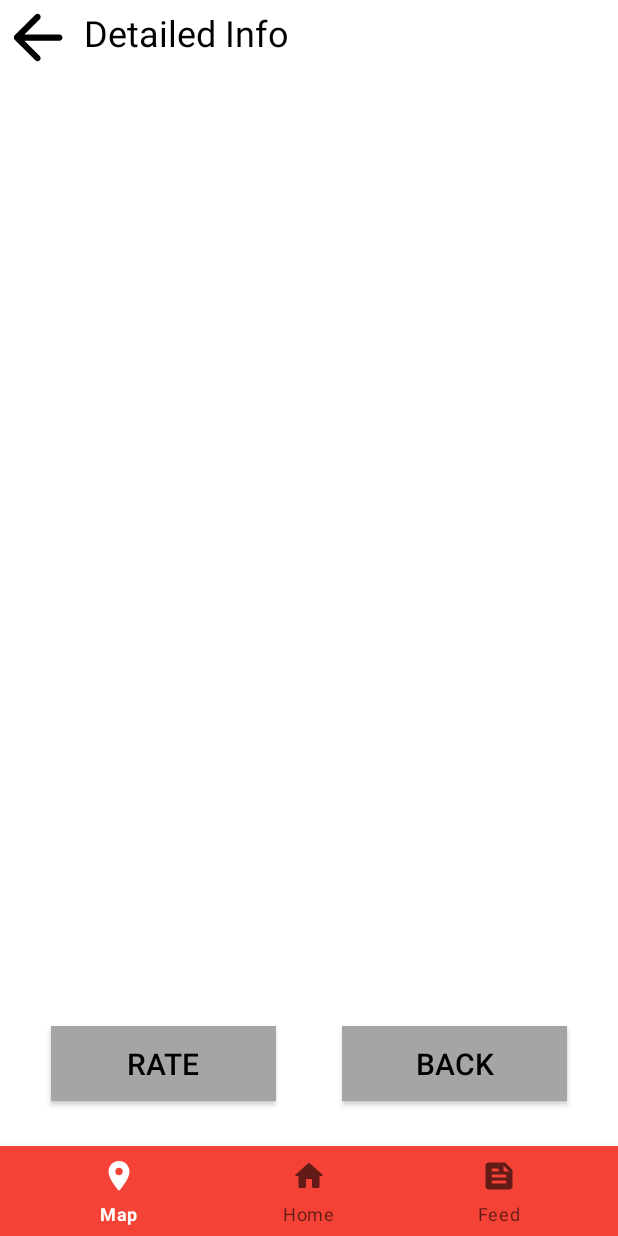
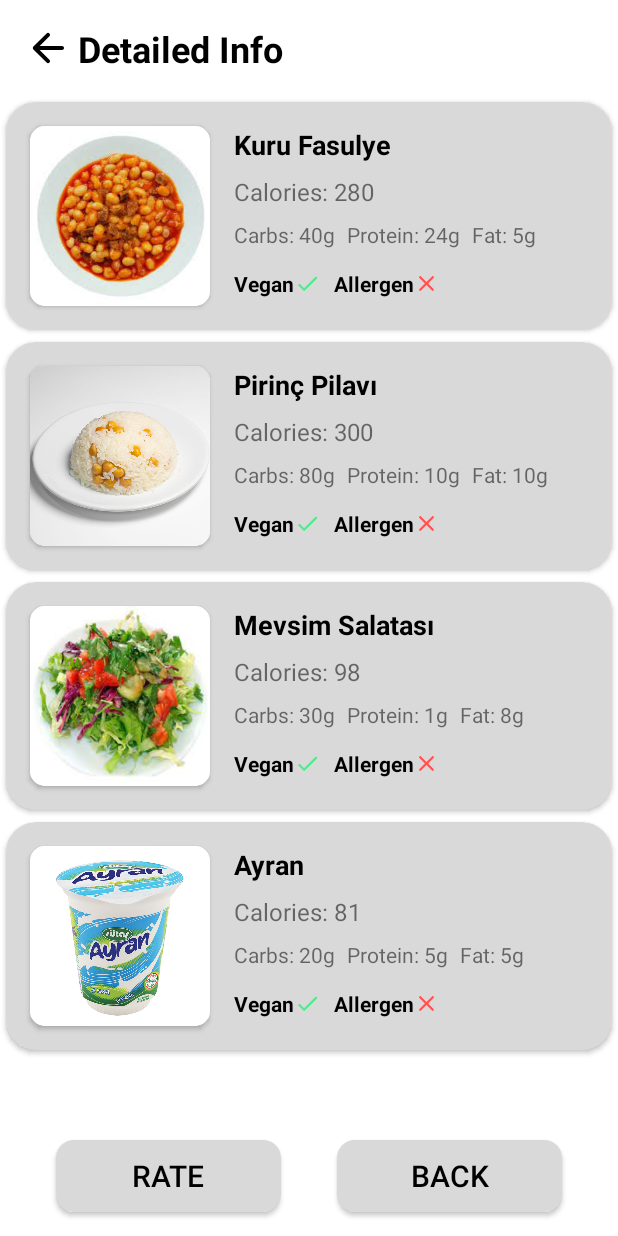
Before and after one commit to yuciferr/AkdenizYemekhaneApp, an Android app: the DetailFragment screen opened through its navigation route, on a phone screen of 412 x 824 dp. Run offline under Robolectric (Android 15) with nearby library versions, the phone set to English and light mode, and no system bars; our stand-ins replace navigation-ui.

Commit message:
detail fragment was set up

```diff
--- a/app/src/main/java/com/example/akdenizyemekhaneapp/MainActivity.kt
+++ b/app/src/main/java/com/example/akdenizyemekhaneapp/MainActivity.kt
@@ -28,9 +28,9 @@ class MainActivity : AppCompatActivity() {
         //disable night mode
         AppCompatDelegate.setDefaultNightMode(AppCompatDelegate.MODE_NIGHT_NO)
 
-        //hide bottom navigation bar
+        //hide bottom navigation bar for login and detail fragments
         navController.addOnDestinationChangedListener{ _, destination, _ ->
-            if(destination.id == R.id.loginFragment) {
+            if(destination.id == R.id.loginFragment || destination.id == R.id.detailFragment) {
 
                 bottomNavigationView.visibility = View.GONE
             } else {
--- a/app/src/main/java/com/example/akdenizyemekhaneapp/ui/detail/DetailFragment.kt
+++ b/app/src/main/java/com/example/akdenizyemekhaneapp/ui/detail/DetailFragment.kt
@@ -5,8 +5,82 @@ import androidx.fragment.app.Fragment
 import android.view.LayoutInflater
 import android.view.View
 import android.view.ViewGroup
+import androidx.recyclerview.widget.LinearLayoutManager
 import com.example.akdenizyemekhaneapp.R
+import com.example.akdenizyemekhaneapp.databinding.FragmentDetailBinding
 
-class DetailFragment : Fragment(R.layout.fragment_detail) {
+class DetailFragment : Fragment() {
 
+    private lateinit var binding: FragmentDetailBinding
+    private lateinit var adapter: DetailRecyclerAdapter
+    private lateinit var items: List<DetailItem>
+
+
+    override fun onCreateView(
+        inflater: LayoutInflater, container: ViewGroup?,
+        savedInstanceState: Bundle?
+    ): View {
+        binding = FragmentDetailBinding.inflate(inflater, container, false)
+        return binding.root
+    }
+
+    override fun onViewCreated(view: View, savedInstanceState: Bundle?) {
+        super.onViewCreated(view, savedInstanceState)
+
+        binding.detailRecyclerView.setHasFixedSize(true)
+
+        items = listOf(
+            DetailItem("Kuru Fasulye",
+                R.drawable.kurufasulye,
+                "Carbs: 40g",
+                "Protein: 24g",
+                "Fat: 5g",
+                "Calories: 280",
+                R.drawable.ic_round_check_24,
+                R.drawable.ic_red_round_close_24),
+
+            DetailItem("Pirinç Pilavı",
+                R.drawable.pilav,
+                "Carbs: 80g",
+                "Protein: 10g",
+                "Fat: 10g",
+                "Calories: 300",
+                R.drawable.ic_round_check_24,
+                R.drawable.ic_red_round_close_24),
+
+            DetailItem("Mevsim Salatası",
+                R.drawable.salata,
+                "Carbs: 30g",
+                "Protein: 1g",
+                "Fat: 8g",
+                "Calories: 98",
+                R.drawable.ic_round_check_24,
+                R.drawable.ic_red_round_close_24),
+
+            DetailItem("Ayran",
+                R.drawable.ayran,
+                "Carbs: 20g",
+                "Protein: 5g",
+                "Fat: 5g",
+                "Calories: 81",
+                R.drawable.ic_round_check_24,
+                R.drawable.ic_red_round_close_24)
+        )
+
+        adapter = DetailRecyclerAdapter(items)
+        binding.detailRecyclerView.adapter = adapter
+        binding.detailRecyclerView.layoutManager = LinearLayoutManager(requireContext())
+
+        binding.backButton.setOnClickListener {
+            requireActivity().onBackPressed()
+        }
+        binding.leftIcon.setOnClickListener {
+            requireActivity().onBackPressed()
+        }
+
+        binding.rateButton.setOnClickListener {
+            //TODO: Rate button
+        }
+
+    }
 }
--- /dev/null
+++ b/app/src/main/java/com/example/akdenizyemekhaneapp/ui/detail/DetailItem.kt
@@ -0,0 +1,12 @@
+package com.example.akdenizyemekhaneapp.ui.detail
+
+data class DetailItem(
+    val detailTitle: String,
+    val detailImg: Int,
+    val carbs: String,
+    val protein: String,
+    val fat: String,
+    val calorie: String,
+    val vegan: Int,
+    val allergen: Int,
+)
--- a/app/src/main/java/com/example/akdenizyemekhaneapp/ui/detail/DetailRecyclerAdapter.kt
+++ b/app/src/main/java/com/example/akdenizyemekhaneapp/ui/detail/DetailRecyclerAdapter.kt
@@ -1,4 +1,34 @@
 package com.example.akdenizyemekhaneapp.ui.detail
 
-class DetailRecyclerAdapter {
+import android.view.LayoutInflater
+import android.view.ViewGroup
+import androidx.recyclerview.widget.RecyclerView
+import com.example.akdenizyemekhaneapp.databinding.RvDetailItemBinding
+
+class DetailRecyclerAdapter(private val items: List<DetailItem>): RecyclerView.Adapter<DetailRecyclerAdapter.ViewHolder>() {
+    inner class ViewHolder(internal val binding: RvDetailItemBinding): RecyclerView.ViewHolder(binding.root) {
+
+    }
+
+    override fun onCreateViewHolder(parent: ViewGroup, viewType: Int): ViewHolder {
+        return ViewHolder(RvDetailItemBinding.inflate(LayoutInflater.from(parent.context), parent, false))
+    }
+
+    override fun onBindViewHolder(holder: ViewHolder, position: Int) {
+        holder.binding.apply {
+            detailTitle.text = items[position].detailTitle
+            detailImg.setImageResource(items[position].detailImg)
+            carbs.text = items[position].carbs
+            proteins.text = items[position].protein
+            fats.text = items[position].fat
+            calorie.text = items[position].calorie
+            veganCheck.setImageResource(items[position].vegan)
+            allergenCheck.setImageResource(items[position].allergen)
+        }
+    }
+
+    override fun getItemCount(): Int {
+        return items.size
+    }
+
 }
--- a/app/src/main/res/layout/fragment_detail.xml
+++ b/app/src/main/res/layout/fragment_detail.xml
@@ -10,73 +10,66 @@
 
     <androidx.recyclerview.widget.RecyclerView
         android:id="@+id/detailRecyclerView"
-        android:layout_width="321dp"
-        android:layout_height="363dp"
-        android:layout_marginBottom="178dp"
-        app:layout_constraintBottom_toBottomOf="parent"
+        android:layout_width="0dp"
+        android:layout_height="0dp"
+        android:layout_marginTop="16dp"
+        android:layout_marginBottom="16dp"
+        app:layout_constraintBottom_toTopOf="@+id/rateButton"
         app:layout_constraintEnd_toEndOf="parent"
         app:layout_constraintHorizontal_bias="0.222"
         app:layout_constraintStart_toStartOf="parent"
-        app:layout_constraintTop_toBottomOf="@+id/leftIcon"
-        app:layout_constraintVertical_bias="1.0" />
+        app:layout_constraintTop_toBottomOf="@+id/detailedInfo" />
 
     <TextView
         android:id="@+id/detailedInfo"
         android:layout_width="wrap_content"
-        android:layout_height="wrap_content"
-        android:layout_marginStart="56dp"
-        android:layout_marginTop="5dp"
+        android:layout_height="32dp"
+        android:layout_marginStart="4dp"
         android:text="Detailed Info"
         android:textColor="#000000"
         android:textSize="24sp"
-        app:layout_constraintStart_toStartOf="parent"
-        app:layout_constraintTop_toTopOf="parent" />
+        android:textStyle="bold"
+        app:layout_constraintBottom_toBottomOf="@+id/leftIcon"
+        app:layout_constraintStart_toEndOf="@+id/leftIcon"
+        app:layout_constraintTop_toTopOf="@+id/leftIcon" />
 
     <ImageView
         android:id="@+id/leftIcon"
-        android:layout_width="50dp"
-        android:layout_height="50dp"
-        android:layout_marginBottom="75dp"
+        android:layout_width="32dp"
+        android:layout_height="32dp"
+        android:layout_marginStart="16dp"
+        android:layout_marginTop="16dp"
         android:src="@drawable/ic_round_arrow_back_24"
-        app:layout_constraintBottom_toTopOf="@+id/mercimek"
         app:layout_constraintStart_toStartOf="parent"
         app:layout_constraintTop_toTopOf="parent" />
 
     <androidx.appcompat.widget.AppCompatButton
         android:id="@+id/rateButton"
         android:layout_width="150dp"
-        android:layout_height="50dp"
-        android:layout_marginStart="15dp"
-        android:layout_marginEnd="15dp"
-        android:layout_marginBottom="30dp"
-        android:background="#A5A5A5"
-        android:backgroundTint="#A5A5A5"
+        android:layout_height="wrap_content"
+        android:layout_marginBottom="16dp"
+        android:background="@drawable/default_btn"
         android:text="Rate"
         android:textColor="#000000"
         android:textSize="20sp"
-        app:iconTint="#BAA9A9"
         app:layout_constraintBottom_toBottomOf="parent"
         app:layout_constraintEnd_toStartOf="@+id/backButton"
-        app:layout_constraintHorizontal_bias="0.16"
-        app:layout_constraintStart_toStartOf="parent"
-        app:rippleColor="#8A7E7E" />
+        app:layout_constraintHorizontal_bias="0.5"
+        app:layout_constraintStart_toStartOf="parent" />
 
     <androidx.appcompat.widget.AppCompatButton
         android:id="@+id/backButton"
         android:layout_width="150dp"
-        android:layout_height="50dp"
-        android:layout_marginStart="10dp"
-        android:layout_marginEnd="15dp"
-        android:layout_marginBottom="30dp"
-        android:background="#A5A5A5"
-        android:backgroundTint="#A5A5A5"
+        android:layout_height="wrap_content"
+        android:background="@drawable/default_btn"
         android:text="Back"
         android:textColor="#000000"
         android:textSize="20sp"
-        app:layout_constraintBottom_toBottomOf="parent"
+        app:layout_constraintBottom_toBottomOf="@+id/rateButton"
         app:layout_constraintEnd_toEndOf="parent"
-        app:layout_constraintStart_toEndOf="@+id/rateButton" />
-
+        app:layout_constraintHorizontal_bias="0.5"
+        app:layout_constraintStart_toEndOf="@+id/rateButton"
+        app:layout_constraintTop_toTopOf="@+id/rateButton" />
 
 
 </androidx.constraintlayout.widget.ConstraintLayout>
--- a/app/src/main/res/layout/rv_detail_item.xml
+++ b/app/src/main/res/layout/rv_detail_item.xml
@@ -4,10 +4,8 @@
     xmlns:tools="http://schemas.android.com/tools"
     android:layout_width="match_parent"
     android:layout_height="wrap_content"
-    android:layout_marginLeft="30dp"
-    android:layout_marginRight="30dp"
-    android:background="#CACACA"
-    android:backgroundTint="#CACACA"
+    android:layout_margin="4dp"
+    android:backgroundTint="@color/grey"
     app:cardCornerRadius="20dp"
     app:layout_constraintCircleRadius="10dp">
 
@@ -16,134 +14,125 @@
         android:layout_height="match_parent">
 
         <TextView
-            android:id="@+id/mercimekTextView"
+            android:id="@+id/detailTitle"
             android:layout_width="wrap_content"
             android:layout_height="wrap_content"
-            android:layout_marginStart="20dp"
-            android:layout_marginTop="10dp"
+            android:layout_marginStart="16dp"
             android:text="Mercimek Çorbası"
             android:textColor="#000000"
             android:textSize="18sp"
             android:textStyle="bold"
-            app:layout_constraintStart_toEndOf="@+id/mercimek"
-            app:layout_constraintTop_toTopOf="parent" />
+            app:layout_constraintStart_toEndOf="@+id/cardView5"
+            app:layout_constraintTop_toTopOf="@+id/cardView5" />
 
         <ImageView
-            android:id="@+id/correct"
-            android:layout_width="20dp"
-            android:layout_height="20dp"
-            android:layout_marginStart="87dp"
-            android:layout_marginTop="12dp"
-            android:layout_marginBottom="20dp"
+            android:id="@+id/veganCheck"
+            android:layout_width="18dp"
+            android:layout_height="18dp"
             android:src="@drawable/ic_round_check_24"
-            app:layout_constraintBottom_toBottomOf="parent"
-            app:layout_constraintEnd_toEndOf="parent"
-            app:layout_constraintStart_toStartOf="parent"
-            app:layout_constraintTop_toBottomOf="@+id/fats"
-            app:layout_constraintVertical_bias="0.875" />
+            app:layout_constraintBottom_toBottomOf="@+id/vegan"
+            app:layout_constraintStart_toEndOf="@+id/vegan"
+            app:layout_constraintTop_toTopOf="@+id/vegan" />
 
         <TextView
             android:id="@+id/proteins"
             android:layout_width="wrap_content"
             android:layout_height="wrap_content"
-            android:layout_marginStart="20dp"
-            android:layout_marginTop="5dp"
+            android:layout_marginStart="8dp"
             android:text="Proteins: 14gr"
-            android:textSize="10sp"
-            app:layout_constraintStart_toEndOf="@+id/mercimek"
-            app:layout_constraintTop_toBottomOf="@+id/carbs" />
+            android:textSize="14sp"
+            app:layout_constraintBottom_toBottomOf="@+id/carbs"
+            app:layout_constraintStart_toEndOf="@+id/carbs"
+            app:layout_constraintTop_toTopOf="@+id/carbs" />
 
         <TextView
             android:id="@+id/vegan"
-            android:layout_width="50dp"
-            android:layout_height="20dp"
-            android:layout_marginStart="17dp"
-            android:layout_marginTop="17dp"
-            android:layout_marginBottom="20dp"
-            android:gravity="center"
+            android:layout_width="wrap_content"
+            android:layout_height="wrap_content"
+            android:layout_marginTop="8dp"
+            android:gravity="left"
             android:text="Vegan"
             android:textColor="#000000"
-            android:textSize="12sp"
+            android:textSize="14sp"
             android:textStyle="bold"
-            app:layout_constraintBottom_toBottomOf="parent"
-            app:layout_constraintEnd_toEndOf="parent"
-            app:layout_constraintStart_toStartOf="parent"
-            app:layout_constraintTop_toBottomOf="@+id/fats"
-            app:layout_constraintVertical_bias="0.45" />
+            app:layout_constraintBottom_toBottomOf="@+id/cardView5"
+            app:layout_constraintStart_toStartOf="@+id/carbs"
+            app:layout_constraintTop_toBottomOf="@+id/carbs" />
 
         <TextView
             android:id="@+id/carbs"
             android:layout_width="wrap_content"
             android:layout_height="wrap_content"
-            android:layout_marginStart="20dp"
-            android:layout_marginTop="5dp"
+            android:layout_marginTop="8dp"
             android:text="Carbs: 48gr"
-            android:textSize="10sp"
-            app:layout_constraintStart_toEndOf="@+id/mercimek"
+            android:textSize="14sp"
+            app:layout_constraintStart_toStartOf="@+id/calorie"
             app:layout_constraintTop_toBottomOf="@+id/calorie" />
 
         <TextView
             android:id="@+id/fats"
             android:layout_width="wrap_content"
             android:layout_height="wrap_content"
-            android:layout_marginStart="20dp"
-            android:layout_marginTop="5dp"
+            android:layout_marginStart="8dp"
             android:text="Fats: 11gr"
-            android:textSize="10sp"
-            app:layout_constraintStart_toEndOf="@+id/mercimek"
-            app:layout_constraintTop_toBottomOf="@+id/proteins" />
+            android:textSize="14sp"
+            app:layout_constraintBottom_toBottomOf="@+id/proteins"
+            app:layout_constraintStart_toEndOf="@+id/proteins"
+            app:layout_constraintTop_toTopOf="@+id/proteins" />
 
         <TextView
             android:id="@+id/calorie"
             android:layout_width="wrap_content"
             android:layout_height="wrap_content"
-            android:layout_marginStart="20dp"
             android:layout_marginTop="8dp"
             android:text="Calorie: 285kcal"
-            android:textSize="15sp"
-            app:layout_constraintStart_toEndOf="@+id/mercimek"
-            app:layout_constraintTop_toBottomOf="@+id/mercimekTextView" />
+            android:textSize="16sp"
+            app:layout_constraintStart_toStartOf="@+id/detailTitle"
+            app:layout_constraintTop_toBottomOf="@+id/detailTitle" />
 
         <TextView
             android:id="@+id/allergen"
-            android:layout_width="50dp"
-            android:layout_height="20dp"
-            android:layout_marginStart="5dp"
-            android:layout_marginTop="12dp"
-            android:layout_marginBottom="20dp"
+            android:layout_width="wrap_content"
+            android:layout_height="wrap_content"
+            android:layout_marginStart="8dp"
             android:gravity="center"
             android:text="Allergen"
             android:textColor="#000000"
-            android:textSize="12dp"
+            android:textSize="14sp"
             android:textStyle="bold"
-            app:layout_constraintBottom_toBottomOf="parent"
-            app:layout_constraintStart_toEndOf="@+id/correct"
-            app:layout_constraintTop_toBottomOf="@+id/fats"
-            app:layout_constraintVertical_bias="0.875" />
+            app:layout_constraintBottom_toBottomOf="@+id/veganCheck"
+            app:layout_constraintStart_toEndOf="@+id/veganCheck"
+            app:layout_constraintTop_toTopOf="@+id/veganCheck" />
 
         <ImageView
-            android:id="@+id/notCorrect"
-            android:layout_width="20dp"
-            android:layout_height="20dp"
-            android:layout_marginTop="20dp"
-            android:layout_marginBottom="20dp"
+            android:id="@+id/allergenCheck"
+            android:layout_width="18dp"
+            android:layout_height="18dp"
             android:src="@drawable/ic_red_round_close_24"
+            app:layout_constraintBottom_toBottomOf="@+id/allergen"
+            app:layout_constraintStart_toEndOf="@+id/allergen"
+            app:layout_constraintTop_toTopOf="@+id/allergen" />
+
+        <androidx.cardview.widget.CardView
+            android:id="@+id/cardView5"
+            android:layout_width="wrap_content"
+            android:layout_height="wrap_content"
+            android:layout_marginStart="16dp"
+            android:layout_marginTop="16dp"
+            android:layout_marginBottom="16dp"
+            app:cardCornerRadius="10dp"
             app:layout_constraintBottom_toBottomOf="parent"
-            app:layout_constraintStart_toEndOf="@+id/allergen"
-            app:layout_constraintTop_toBottomOf="@+id/fats"
-            app:layout_constraintVertical_bias="0.0" />
+            app:layout_constraintStart_toStartOf="parent"
+            app:layout_constraintTop_toTopOf="parent">
 
-        <ImageView
-            android:id="@+id/mercimek"
-            android:layout_width="120dp"
-            android:layout_height="150dp"
-            android:layout_marginStart="15dp"
-            android:layout_marginEnd="25dp"
-            android:src="@drawable/mercimek"
-            app:layout_constraintBottom_toBottomOf="parent"
-            app:layout_constraintEnd_toStartOf="@+id/proteins"
-            app:layout_constraintStart_toStartOf="parent"
-            app:layout_constraintTop_toTopOf="parent" />
+            <ImageView
+                android:id="@+id/detailImg"
+                android:layout_width="120dp"
+                android:layout_height="120dp"
+                android:scaleType="centerCrop"
+                tools:srcCompat="@tools:sample/avatars" />
+        </androidx.cardview.widget.CardView>
+
     </androidx.constraintlayout.widget.ConstraintLayout>
 
 
--- a/app/src/main/res/layout/rv_map_item.xml
+++ b/app/src/main/res/layout/rv_map_item.xml
@@ -29,6 +29,7 @@
                 android:id="@+id/mapImage"
                 android:layout_width="141dp"
                 android:layout_height="141dp"
+                android:scaleType="centerCrop"
                 tools:srcCompat="@tools:sample/avatars" />
         </androidx.cardview.widget.CardView>
 
@@ -75,7 +76,7 @@
                 android:background="#00AA7676"
                 android:minHeight="40dp"
                 android:progress="75"
-                android:progressTint="#57000000"
+                android:progressTint="@color/red"
                 android:scrollbarSize="20dp"
                 android:secondaryProgressTint="#FFFFFF" />
         </androidx.cardview.widget.CardView>
```
